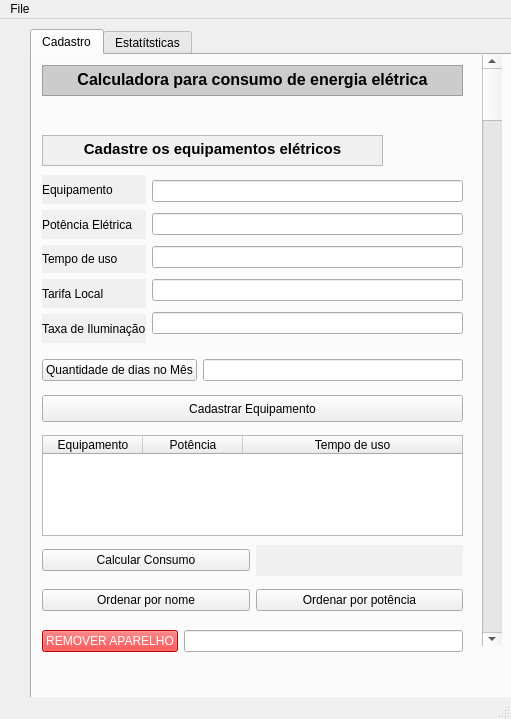
First picture: the form in mainwindow.ui, repository francinildo1990/Projeto_1, before the edit.
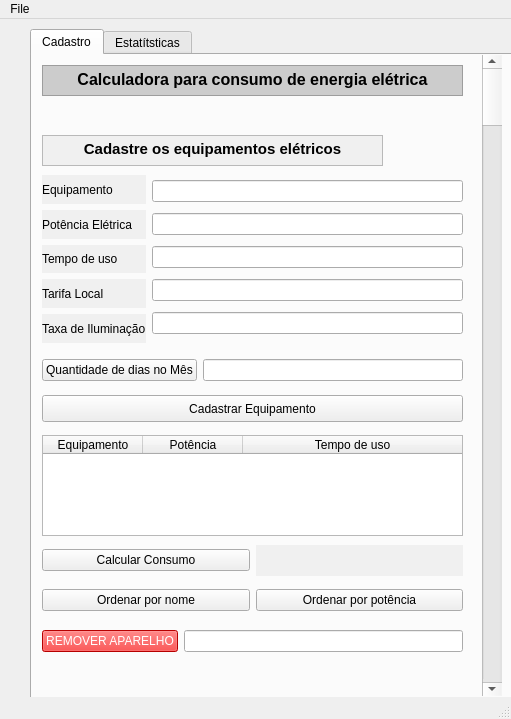
Second picture: the form after the edit. Icons and pictures are not drawn.

```diff
--- a/mainwindow.ui
+++ b/mainwindow.ui
@@ -310,7 +310,7 @@
         <x>450</x>
         <y>0</y>
         <width>20</width>
-        <height>591</height>
+        <height>641</height>
        </rect>
       </property>
       <property name="orientation">
```
